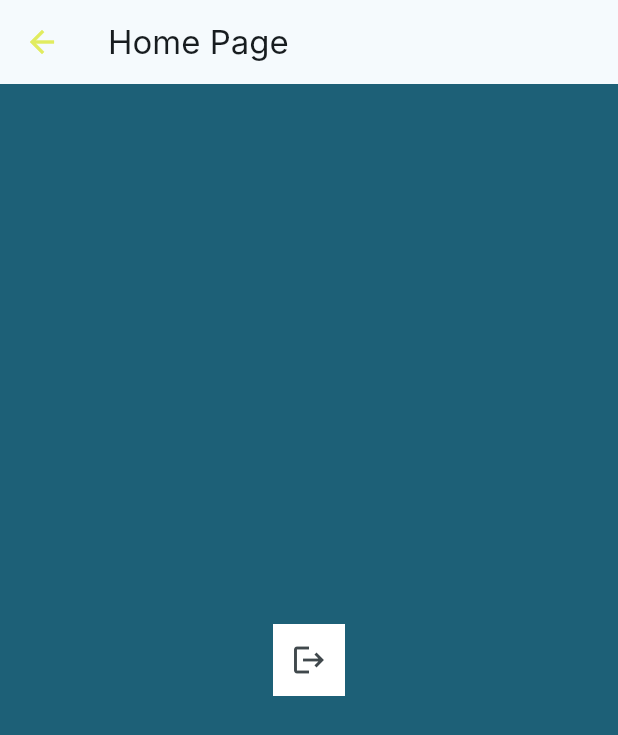
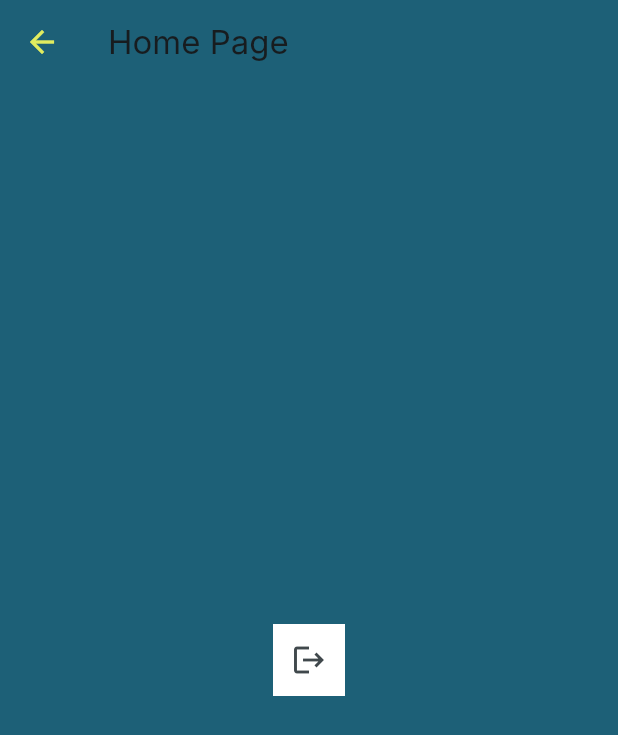
Before and after one commit to luizzlcs/seven_manager7, a Flutter app: the HomePage screen opened by its route, on a phone screen of 412 x 824 dp. Shown: the top 735 px of the screen. Run offline on Flutter 3.47's test engine with Material 3 defaults, Android fonts, the phone set to English and light mode, and no system bars; our stand-ins replace bordered_text, firebase_auth, firebase_core, get_it, loading_animation_widget, top_snackbar_flutter; missing offline and left inert: validatorless; accounts and stored records are empty; generated files the repository leaves out were written again; network calls fail; Roboto replaces fonts that are missing (Inter); statements that could not run were skipped.

Commit message:
Definido no thema a cor da AppBar do aplicativo.

```diff
--- a/lib/src/core/theme/seven_manager_theme.dart
+++ b/lib/src/core/theme/seven_manager_theme.dart
@@ -44,6 +44,7 @@ final class SevenManagerTheme {
 
     appBarTheme: const AppBarTheme(
       iconTheme: IconThemeData(color: greenYellow),
+      backgroundColor: SevenManagerTheme.tealBlue
     ),
 
     outlinedButtonTheme: OutlinedButtonThemeData(
```
